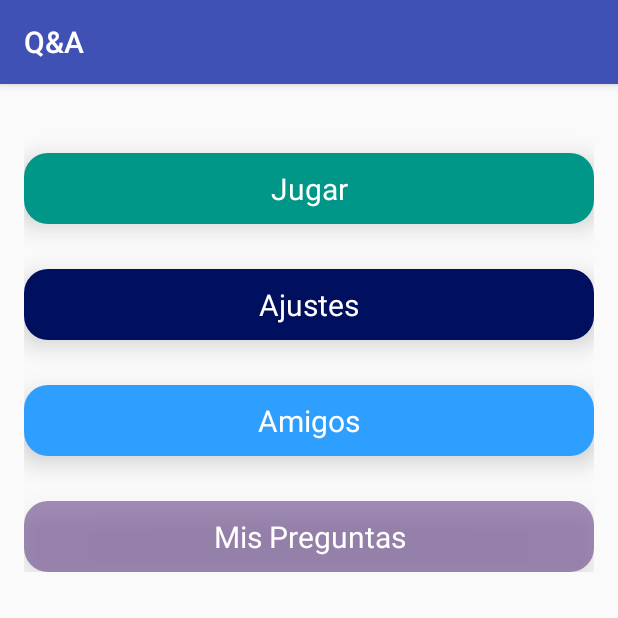
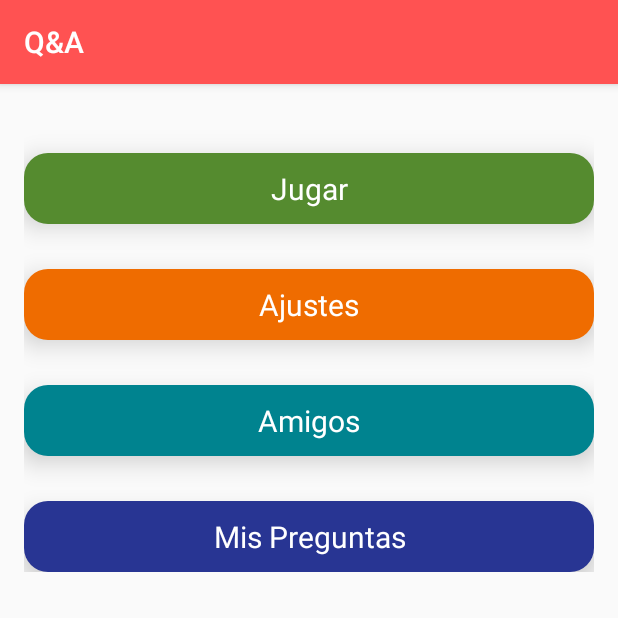
Before and after one commit to adripol94/q-and-a, an Android app: the GameActivity screen opened directly, with no data from a screen before it, after a tap on "Jugar", on a phone screen of 412 x 824 dp, the top half of it. Run offline under Robolectric (Android 15) with nearby library versions, the light colour scheme and no system bars.

Commit message:
Close #2 Changed names of dolder

```diff
--- a/app/src/main/java/es/iesnervion/qa/GameActivity.java
+++ b/app/src/main/java/es/iesnervion/qa/GameActivity.java
@@ -23,12 +23,9 @@ public class GameActivity extends AppCompatActivity {
         juego.setOnClickListener(new View.OnClickListener() {
             @Override
             public void onClick(View v) {
-                Animation clicked = AnimationUtils.loadAnimation(v.getContext(), android.R.anim.slide_out_right);
-                clicked.reset();
                 Animation disppear = AnimationUtils.loadAnimation(v.getContext(), android.R.anim.fade_out);
                 disppear.reset();
                 juego.clearAnimation();
-                juego.setAnimation(clicked);
                 setting.clearAnimation();
                 setting.setAnimation(disppear);
                 friends.clearAnimation();
@@ -46,8 +43,4 @@ public class GameActivity extends AppCompatActivity {
         questions = (TextView) findViewById(R.id.txtRealizarPreguntas);
     }
 
-        /**
-         * On Clicks Secction!!!!
-         */
-
 }
--- a/app/src/main/res/drawable/shape_ajuste.xml
+++ b/app/src/main/res/drawable/shape_ajuste.xml
@@ -1,6 +1,6 @@
 <?xml version="1.0" encoding="utf-8"?>
 <shape xmlns:android="http://schemas.android.com/apk/res/android"
     android:shape="rectangle">
-    <solid android:color="#00105f" />
+    <solid android:color="#EF6C00" />
     <corners android:radius="16dp" />
 </shape>
--- a/app/src/main/res/drawable/shape_amigos.xml
+++ b/app/src/main/res/drawable/shape_amigos.xml
@@ -1,6 +1,6 @@
 <?xml version="1.0" encoding="utf-8"?>
 <shape xmlns:android="http://schemas.android.com/apk/res/android"
     android:shape="rectangle">
-    <solid android:color="#2f9fff" />
+    <solid android:color="#00838F" />
     <corners android:radius="16dp" />
 </shape>
--- a/app/src/main/res/drawable/shape_mispreguntas.xml
+++ b/app/src/main/res/drawable/shape_mispreguntas.xml
@@ -1,6 +1,6 @@
 <?xml version="1.0" encoding="utf-8"?>
 <shape xmlns:android="http://schemas.android.com/apk/res/android"
     android:shape="rectangle">
-    <solid android:color="#9648" />
+    <solid android:color="#283593" />
     <corners android:radius="16dp" />
 </shape>
--- a/app/src/main/res/drawable/shape_pregunta.xml
+++ b/app/src/main/res/drawable/shape_pregunta.xml
@@ -1,6 +1,6 @@
 <?xml version="1.0" encoding="utf-8"?>
 <shape xmlns:android="http://schemas.android.com/apk/res/android"
     android:shape="rectangle">
-    <solid android:color="#009688" />
+    <solid android:color="#558B2F" />
     <corners android:radius="16dp" />
 </shape>
--- a/app/src/main/res/layout/activity_game.xml
+++ b/app/src/main/res/layout/activity_game.xml
@@ -33,7 +33,6 @@
         <TextView
             android:id="@+id/txtRealizarPreguntas"
             android:layout_below="@id/txtAmigos"
-            android:textSize="20dp"
             android:text="Mis Preguntas"
             style="@style/Buttonstyle"
             android:background="@drawable/shape_mispreguntas" />
--- a/app/src/main/res/layout/activity_login.xml
+++ b/app/src/main/res/layout/activity_login.xml
@@ -41,7 +41,7 @@
                     android:hint="@string/prompt_email"
                     android:inputType="textEmailAddress"
                     android:maxLines="1"
-                    android:singleLine="true" />
+                    android:minLines="1" />
 
             </android.support.design.widget.TextInputLayout>
 
@@ -59,7 +59,7 @@
                     android:imeOptions="actionUnspecified"
                     android:inputType="textPassword"
                     android:maxLines="1"
-                    android:singleLine="true" />
+                    android:minLines="1" />
 
             </android.support.design.widget.TextInputLayout>
 
--- a/app/src/main/res/values/colors.xml
+++ b/app/src/main/res/values/colors.xml
@@ -1,6 +1,6 @@
 <?xml version="1.0" encoding="utf-8"?>
 <resources>
-    <color name="colorPrimary">#3F51B5</color>
+    <color name="colorPrimary">#FF5252</color>
     <color name="colorPrimaryDark">#303F9F</color>
     <color name="colorAccent">#FF4081</color>
 </resources>
```
